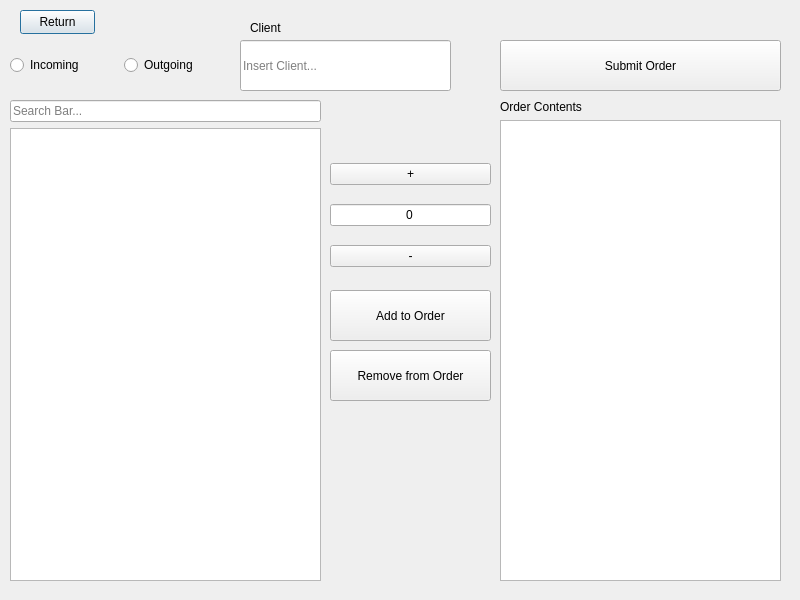
Above: UI/create_order.ui from npaolini-8/se-group-5 before the change. Below: the same form after it.
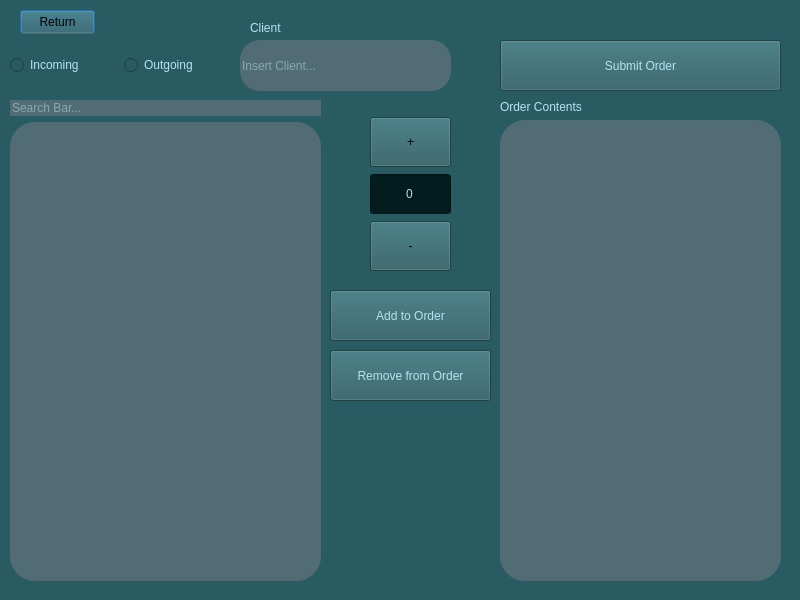
That is the form after the change.

Commit message: Styled login, main, create_item

The edit to the form file:
```diff
--- a/UI/create_order.ui
+++ b/UI/create_order.ui
@@ -13,6 +13,10 @@
   <property name="windowTitle">
    <string>Dialog</string>
   </property>
+  <property name="styleSheet">
+   <string notr="true">background-color: #295B63;
+</string>
+  </property>
   <widget class="QPushButton" name="return_btn">
    <property name="geometry">
     <rect>
@@ -38,6 +42,11 @@
    <layout class="QHBoxLayout" name="horizontalLayout">
     <item>
      <widget class="QRadioButton" name="incoming_radio">
+      <property name="styleSheet">
+       <string notr="true">
+color: #B6E3F0;
+font-size: 12px;</string>
+      </property>
       <property name="text">
        <string>Incoming</string>
       </property>
@@ -45,6 +54,11 @@
     </item>
     <item>
      <widget class="QRadioButton" name="outgoing_radio">
+      <property name="styleSheet">
+       <string notr="true">
+color: #B6E3F0;
+font-size: 12px;</string>
+      </property>
       <property name="text">
        <string>Outgoing</string>
       </property>
@@ -64,13 +78,26 @@
    <layout class="QVBoxLayout" name="verticalLayout">
     <item>
      <widget class="QLineEdit" name="search_bar_line">
+      <property name="styleSheet">
+       <string notr="true">background-color: #526c75;
+color: #B6E3F0;
+border-radius: 25px;
+font-size: 12px;</string>
+      </property>
       <property name="placeholderText">
        <string>Search Bar...</string>
       </property>
      </widget>
     </item>
     <item>
-     <widget class="QTableWidget" name="search_tbl"/>
+     <widget class="QTableWidget" name="search_tbl">
+      <property name="styleSheet">
+       <string notr="true">background-color: #526c75;
+color: #B6E3F0;
+border-radius: 25px;
+font-size: 12px;</string>
+      </property>
+     </widget>
     </item>
    </layout>
   </widget>
@@ -83,6 +110,10 @@
      <height>51</height>
     </rect>
    </property>
+   <property name="styleSheet">
+    <string notr="true">color: #B6E3F0;
+font-size: 12px;</string>
+   </property>
    <property name="text">
     <string>Add to Order</string>
    </property>
@@ -99,13 +130,24 @@
    <layout class="QVBoxLayout" name="verticalLayout_3">
     <item>
      <widget class="QLabel" name="label">
+      <property name="styleSheet">
+       <string notr="true">color: #B6E3F0;
+font-size: 12px;</string>
+      </property>
       <property name="text">
        <string>Order Contents</string>
       </property>
      </widget>
     </item>
     <item>
-     <widget class="QTableWidget" name="order_items_tbl"/>
+     <widget class="QTableWidget" name="order_items_tbl">
+      <property name="styleSheet">
+       <string notr="true">background-color: #526c75;
+color: #B6E3F0;
+border-radius: 25px;
+font-size: 12px;</string>
+      </property>
+     </widget>
     </item>
    </layout>
   </widget>
@@ -118,6 +160,12 @@
      <height>51</height>
     </rect>
    </property>
+   <property name="styleSheet">
+    <string notr="true">background-color: #526c75;
+color: #B6E3F0;
+border-radius: 20px;
+font-size: 12px;</string>
+   </property>
    <property name="placeholderText">
     <string>Insert Client...</string>
    </property>
@@ -131,6 +179,12 @@
      <height>16</height>
     </rect>
    </property>
+   <property name="styleSheet">
+    <string notr="true">
+color: #B6E3F0;
+
+font-size: 12px;</string>
+   </property>
    <property name="text">
     <string>Client</string>
    </property>
@@ -144,6 +198,13 @@
      <height>51</height>
     </rect>
    </property>
+   <property name="mouseTracking">
+    <bool>false</bool>
+   </property>
+   <property name="styleSheet">
+    <string notr="true">color: #B6E3F0;
+font-size: 12px;</string>
+   </property>
    <property name="text">
     <string>Submit Order</string>
    </property>
@@ -151,15 +212,27 @@
   <widget class="QWidget" name="verticalLayoutWidget_4">
    <property name="geometry">
     <rect>
-     <x>330</x>
-     <y>150</y>
-     <width>161</width>
-     <height>133</height>
+     <x>370</x>
+     <y>110</y>
+     <width>81</width>
+     <height>171</height>
     </rect>
    </property>
    <layout class="QVBoxLayout" name="verticalLayout_4">
+    <property name="spacing">
+     <number>0</number>
+    </property>
+    <property name="sizeConstraint">
+     <enum>QLayout::SetDefaultConstraint</enum>
+    </property>
     <item>
      <widget class="QPushButton" name="plus_btn">
+      <property name="minimumSize">
+       <size>
+        <width>0</width>
+        <height>50</height>
+       </size>
+      </property>
       <property name="text">
        <string>+</string>
       </property>
@@ -167,6 +240,17 @@
     </item>
     <item>
      <widget class="QLineEdit" name="count_line">
+      <property name="minimumSize">
+       <size>
+        <width>0</width>
+        <height>40</height>
+       </size>
+      </property>
+      <property name="styleSheet">
+       <string notr="true">background-color: #031c1e;
+color: #B6E3F0;
+</string>
+      </property>
       <property name="text">
        <string>0</string>
       </property>
@@ -183,6 +267,12 @@
     </item>
     <item>
      <widget class="QPushButton" name="minus_btn">
+      <property name="minimumSize">
+       <size>
+        <width>0</width>
+        <height>50</height>
+       </size>
+      </property>
       <property name="text">
        <string>-</string>
       </property>
@@ -199,6 +289,10 @@
      <height>51</height>
     </rect>
    </property>
+   <property name="styleSheet">
+    <string notr="true">color: #B6E3F0;
+font-size: 12px;</string>
+   </property>
    <property name="text">
     <string>Remove from Order</string>
    </property>
```
The commit also changes 5 other files.
